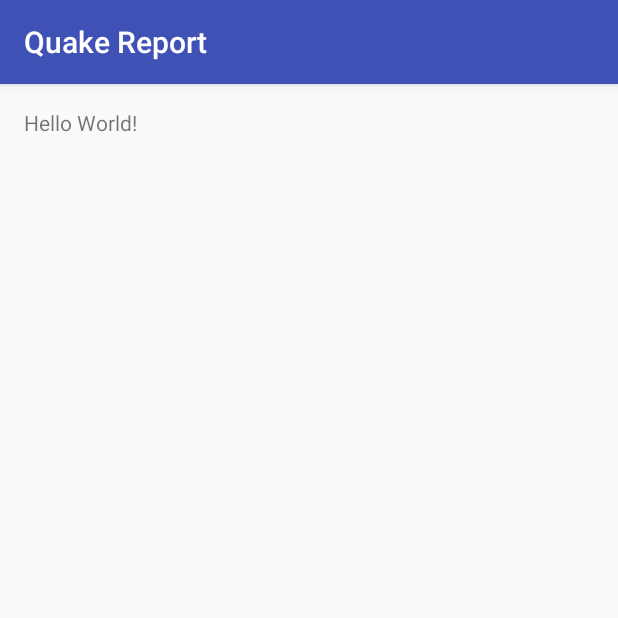
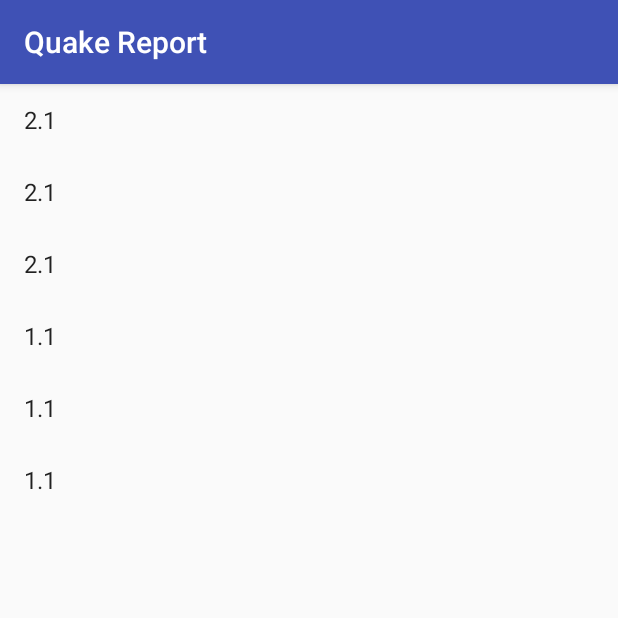
Before and after one commit to frannkenstein/Quake-Report, an Android app: the screen it shows after launch (EarthQuakeActivity), on a phone screen of 412 x 824 dp, the top half of it. Run offline under Robolectric (Android 15) with nearby library versions, the phone set to English and light mode, and no system bars.

Commit message:
Enhancing GUI using ArrayAdapter and ListView

```diff
--- a/app/src/main/java/com/example/martian/quakereport/EarthQuakeActivity.java
+++ b/app/src/main/java/com/example/martian/quakereport/EarthQuakeActivity.java
@@ -2,6 +2,10 @@ package com.example.martian.quakereport;
 
 import android.support.v7.app.AppCompatActivity;
 import android.os.Bundle;
+import android.widget.ArrayAdapter;
+import android.widget.ListView;
+
+import java.util.ArrayList;
 
 public class EarthQuakeActivity extends AppCompatActivity {
 
@@ -9,5 +13,28 @@ public class EarthQuakeActivity extends AppCompatActivity {
     protected void onCreate(Bundle savedInstanceState) {
         super.onCreate(savedInstanceState);
         setContentView(R.layout.activity_earth_quake);
+
+        ArrayList<String> earthquakes=new ArrayList<String>();
+
+        earthquakes.add("2.1");
+        earthquakes.add("2.1");
+        earthquakes.add("2.1");
+        earthquakes.add("1.1");
+        earthquakes.add("1.1");
+        earthquakes.add("1.1");
+
+        ArrayAdapter<String> itemAdapter=new ArrayAdapter<String>(this,android.R.layout.simple_list_item_1,earthquakes);
+        ListView listView =(ListView)findViewById(R.id.list);
+        listView.setAdapter(itemAdapter);
+
+       /* ArrayList<Earthquake> earthquakes=new ArrayList<Earthquake>();
+        earthquakes.add(new Earthquake("1","Delhi","29 November"));
+        earthquakes.add(new Earthquake("1","Delhi","29 November"));
+        earthquakes.add(new Earthquake("1","Delhi","29 November"));
+        earthquakes.add(new Earthquake("1","Delhi","29 November"));
+
+        ArrayAdapter<Earthquake> itemsAdapter=new ArrayAdapter<Earthquake>(this, R.layout.activity_earth_quake,earthquakes);
+        ListView listView=(ListView)findViewById(R.id.list);
+        listView.setAdapter(itemsAdapter);*/
     }
 }
--- /dev/null
+++ b/app/src/main/java/com/example/martian/quakereport/Earthquake.java
@@ -0,0 +1,29 @@
+package com.example.martian.quakereport;
+
+import java.util.StringTokenizer;
+
+/**
+ * Created by martian on 16/1/17.
+ */
+
+public class Earthquake {
+    private String mPlace ,mDate,mMagnitude;
+
+    public Earthquake(String defaultMagnitude,String defaultDate,String defaultPlace){
+        mMagnitude=defaultMagnitude;
+        mDate=defaultDate;
+        mPlace=defaultPlace;
+    }
+
+    public String getmMagnitude(){
+        return mMagnitude;
+    }
+
+    public String getmDate(){
+        return mDate;
+    }
+
+    public String getmPlace(){
+        return mPlace;
+    }
+}
--- a/app/src/main/res/layout/activity_earth_quake.xml
+++ b/app/src/main/res/layout/activity_earth_quake.xml
@@ -1,17 +1,8 @@
 <?xml version="1.0" encoding="utf-8"?>
-<RelativeLayout xmlns:android="http://schemas.android.com/apk/res/android"
-    xmlns:tools="http://schemas.android.com/tools"
-    android:id="@+id/activity_earth_quake"
+<ListView xmlns:android="http://schemas.android.com/apk/res/android"
+    android:id="@+id/list"
+    android:orientation="vertical"
     android:layout_width="match_parent"
     android:layout_height="match_parent"
-    android:paddingBottom="@dimen/activity_vertical_margin"
-    android:paddingLeft="@dimen/activity_horizontal_margin"
-    android:paddingRight="@dimen/activity_horizontal_margin"
-    android:paddingTop="@dimen/activity_vertical_margin"
-    tools:context="com.example.martian.quakereport.EarthQuakeActivity">
-
-    <TextView
-        android:layout_width="wrap_content"
-        android:layout_height="wrap_content"
-        android:text="Hello World!" />
-</RelativeLayout>
+    android:divider="@null"
+    android:dividerHeight="0dp"/>
```
